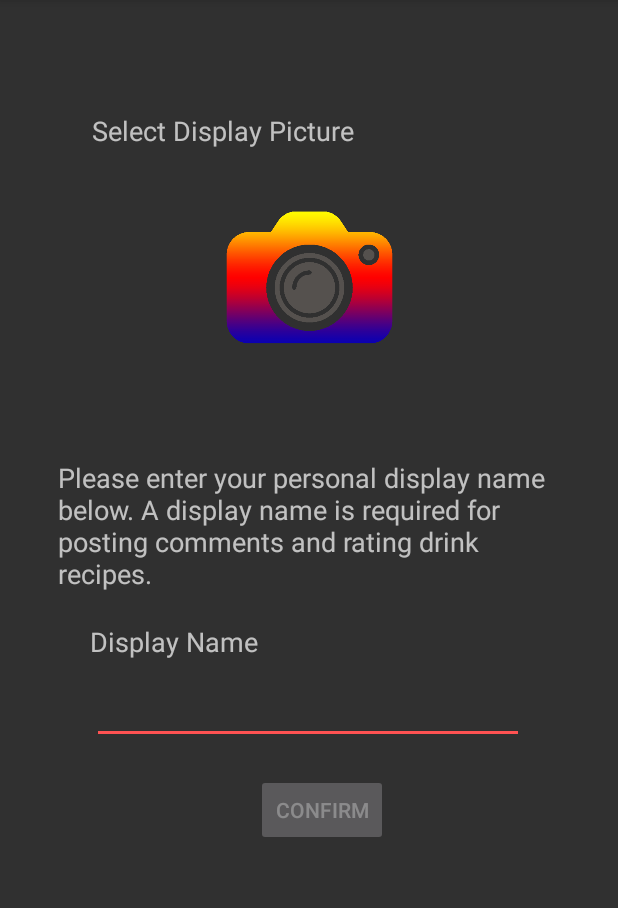
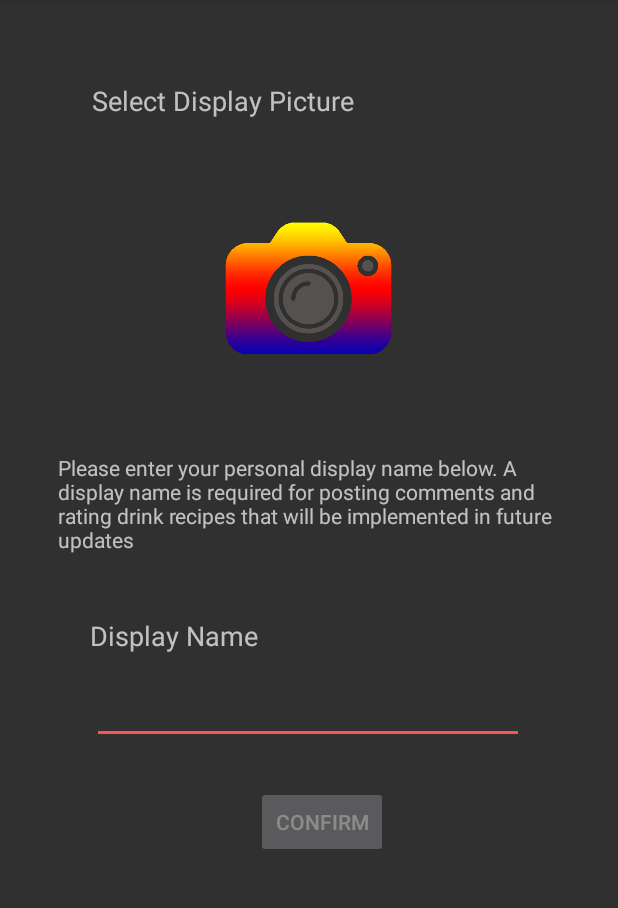
Before and after one commit to MysteryGenius/MezclaMAD, an Android app: the ProfileActivity screen opened directly, with no data from a screen before it, on a phone screen of 412 x 824 dp, the part 84-992 px from its top. Run offline under Robolectric (Android 15) with nearby library versions, the phone set to English and light mode, and no system bars; our stand-ins replace Firebase (no records; nobody signed in at launch, a user with empty details on screens opened directly).

Commit message:
Made minor changes

```diff
--- a/app/src/main/res/layout/activity_profile.xml
+++ b/app/src/main/res/layout/activity_profile.xml
@@ -10,7 +10,7 @@
         android:id="@+id/txtDisplayName"
         android:layout_width="288dp"
         android:layout_height="56dp"
-        android:layout_marginBottom="20dp"
+        android:layout_marginBottom="28dp"
         android:ems="10"
         android:inputType="textPersonName"
         android:textSize="24sp"
@@ -23,6 +23,7 @@
         android:id="@+id/navUserEmail"
         android:layout_width="wrap_content"
         android:layout_height="wrap_content"
+        android:layout_marginBottom="4dp"
         android:text="Display Name"
         android:textSize="18sp"
         app:layout_constraintBottom_toTopOf="@+id/txtDisplayName"
@@ -35,8 +36,8 @@
         android:layout_width="335dp"
         android:layout_height="109dp"
         android:layout_marginTop="268dp"
-        android:text="Please enter your personal display name below. A display name is required for posting comments and rating drink recipes."
-        android:textSize="18sp"
+        android:text="Please enter your personal display name below. A display name is required for posting comments and rating drink recipes that will be implemented in future updates"
+        android:textSize="14sp"
         app:layout_constraintBottom_toTopOf="@+id/navUserEmail"
         app:layout_constraintEnd_toEndOf="parent"
         app:layout_constraintStart_toStartOf="parent"
@@ -47,7 +48,7 @@
         android:id="@+id/btnConfirm"
         android:layout_width="wrap_content"
         android:layout_height="wrap_content"
-        android:layout_marginBottom="204dp"
+        android:layout_marginBottom="196dp"
         android:text="Confirm"
         app:layout_constraintBottom_toBottomOf="parent"
         app:layout_constraintEnd_toEndOf="parent"
@@ -57,11 +58,11 @@
     <TextView
         android:id="@+id/textView"
         android:layout_width="wrap_content"
-        android:layout_height="wrap_content"
+        android:layout_height="24dp"
         android:layout_marginStart="61dp"
-        android:layout_marginTop="38dp"
+        android:layout_marginTop="50dp"
         android:layout_marginEnd="231dp"
-        android:layout_marginBottom="21dp"
+        android:layout_marginBottom="32dp"
         android:text="Select Display Picture"
         android:textSize="18sp"
         app:layout_constraintBottom_toTopOf="@+id/imgAttachment"
@@ -69,15 +70,16 @@
         app:layout_constraintHorizontal_bias="0.0"
         app:layout_constraintStart_toStartOf="parent"
         app:layout_constraintTop_toTopOf="parent"
-        app:layout_constraintVertical_bias="1.0" />
+        app:layout_constraintVertical_bias="0.214" />
 
     <ImageView
         android:id="@+id/imgAttachment"
         android:layout_width="150dp"
         android:layout_height="150dp"
-        android:layout_marginBottom="35dp"
+        android:layout_marginBottom="24dp"
         app:layout_constraintBottom_toTopOf="@+id/textView2"
         app:layout_constraintEnd_toEndOf="parent"
+        app:layout_constraintHorizontal_bias="0.498"
         app:layout_constraintStart_toStartOf="parent"
         app:srcCompat="@drawable/camicon" />
 
```
Also changed, not shown: app/src/main/AndroidManifest.xml (+29 -7 lines), app/src/main/java/com/mezcla/chai/cocktails/views/activities/ProfileViewActivity.java (+13 -0 lines), app/src/main/res/layout/activity_profileview.xml (+13 -4 lines).
